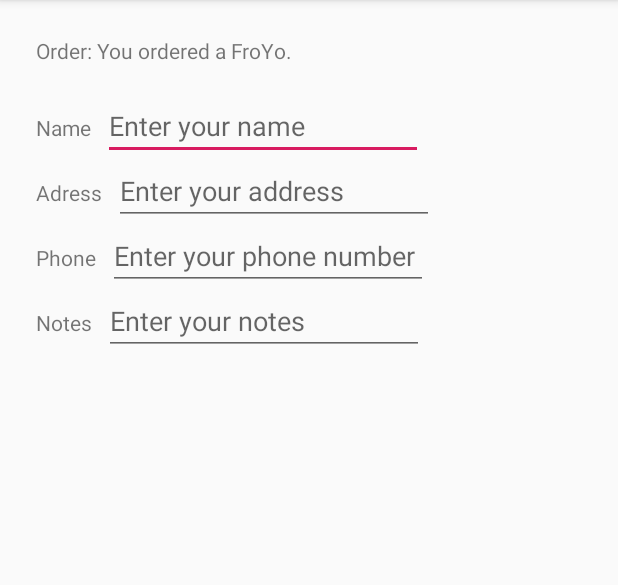
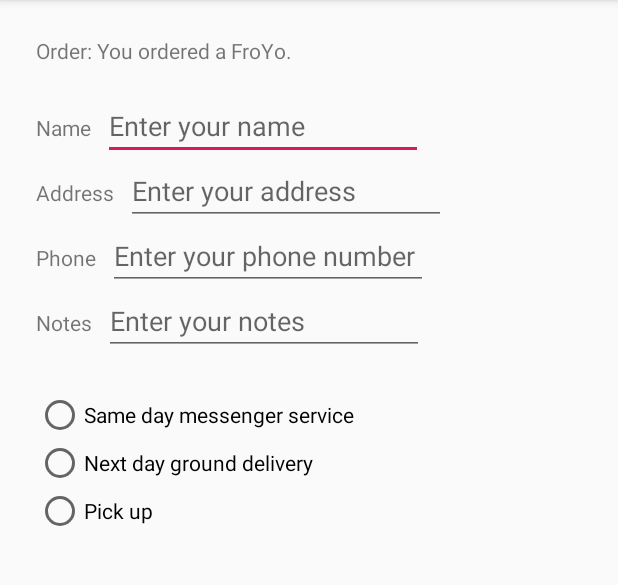
Before and after one commit to frankehlers/DroidCafe, an Android app: the screen it shows after launch (OrderActivity), after a tap on an icon or button, on a phone screen of 412 x 824 dp, the part 84-669 px from its top. Run offline under Robolectric (Android 15) with nearby library versions, the phone set to English and light mode, and no system bars.

Commit message:
radio buttons added

```diff
--- a/app/src/main/res/layout/activity_order.xml
+++ b/app/src/main/res/layout/activity_order.xml
@@ -36,7 +36,7 @@
         android:layout_marginLeft="8dp"
         android:ems="10"
         android:hint="@string/enter_name_hint"
-        android:inputType="textPersonName"
+        android:inputType="textCapSentences|textPersonName"
         app:layout_constraintBaseline_toBaselineOf="@+id/text_label"
         app:layout_constraintStart_toEndOf="@+id/text_label" />
 
@@ -58,8 +58,8 @@
         android:layout_marginStart="8dp"
         android:layout_marginLeft="8dp"
         android:ems="10"
-        android:inputType="textMultiLine"
         android:hint="@string/enter_address_hint"
+        android:inputType="textCapSentences|textMultiLine"
         app:layout_constraintBaseline_toBaselineOf="@+id/address_label"
         app:layout_constraintStart_toEndOf="@+id/address_label" />
 
@@ -109,4 +109,36 @@
         app:layout_constraintBaseline_toBaselineOf="@+id/notes_label"
         app:layout_constraintStart_toEndOf="@+id/notes_label" />
 
+    <RadioGroup
+        android:layout_width="wrap_content"
+        android:layout_height="wrap_content"
+        android:layout_marginStart="24dp"
+        android:layout_marginLeft="24dp"
+        android:layout_marginTop="24dp"
+        android:orientation="vertical"
+        app:layout_constraintStart_toStartOf="parent"
+        app:layout_constraintTop_toBottomOf="@+id/notes_text">
+
+        <RadioButton
+            android:id="@+id/sameday"
+            android:layout_width="wrap_content"
+            android:layout_height="wrap_content"
+            android:onClick="onRadioButtonClicked"
+            android:text="@string/same_day_messenger_service" />
+
+        <RadioButton
+            android:id="@+id/nextday"
+            android:layout_width="wrap_content"
+            android:layout_height="wrap_content"
+            android:onClick="onRadioButtonClicked"
+            android:text="@string/next_day_ground_delivery" />
+
+        <RadioButton
+            android:id="@+id/pickup"
+            android:layout_width="wrap_content"
+            android:layout_height="wrap_content"
+            android:onClick="onRadioButtonClicked"
+            android:text="@string/pick_up" />
+    </RadioGroup>
+
 </android.support.constraint.ConstraintLayout>
--- a/app/src/main/res/values/strings.xml
+++ b/app/src/main/res/values/strings.xml
@@ -19,5 +19,8 @@
     <string name="enter_notes_hint">Enter your notes</string>
     <string name="notes_label">Notes</string>
     <string name="phone_label">Phone</string>
-    <string name="adress_label">Adress</string>
+    <string name="adress_label">Address</string>
+    <string name="same_day_messenger_service">Same day messenger service</string>
+    <string name="next_day_ground_delivery">Next day ground delivery</string>
+    <string name="pick_up">Pick up</string>
 </resources>
```
Also changed, not shown: app/src/main/java/de/frankehlers/droidcafe/OrderActivity.java (+33 -0 lines).
